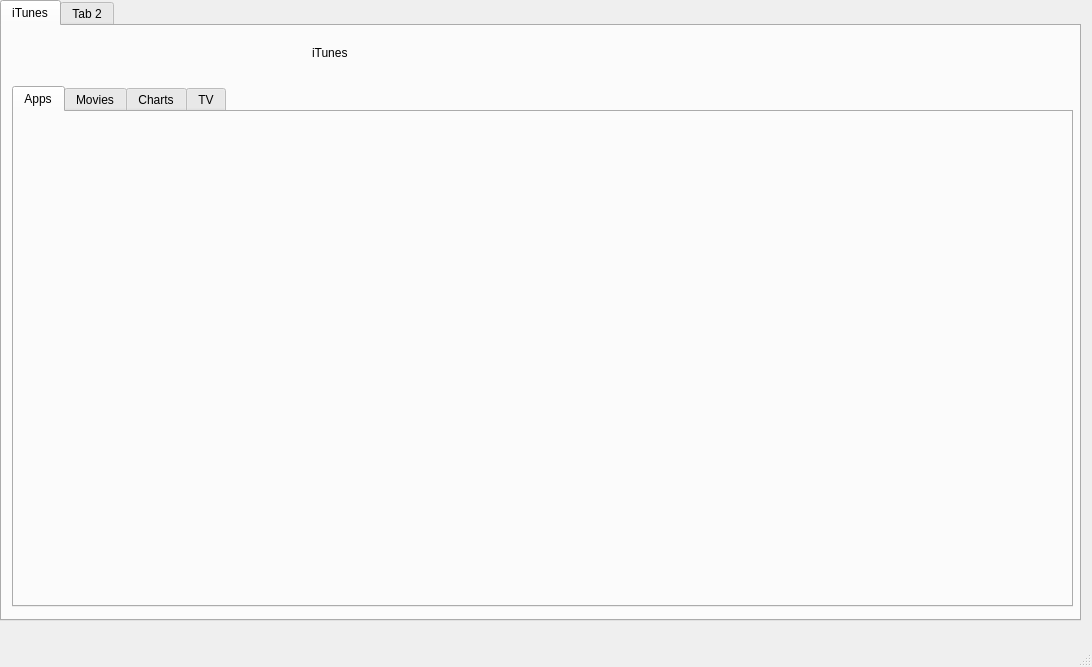
This is MoboScrap.ui in stoic1979/MoboScrap as Qt 5 draws it before an edit. The edited form follows.
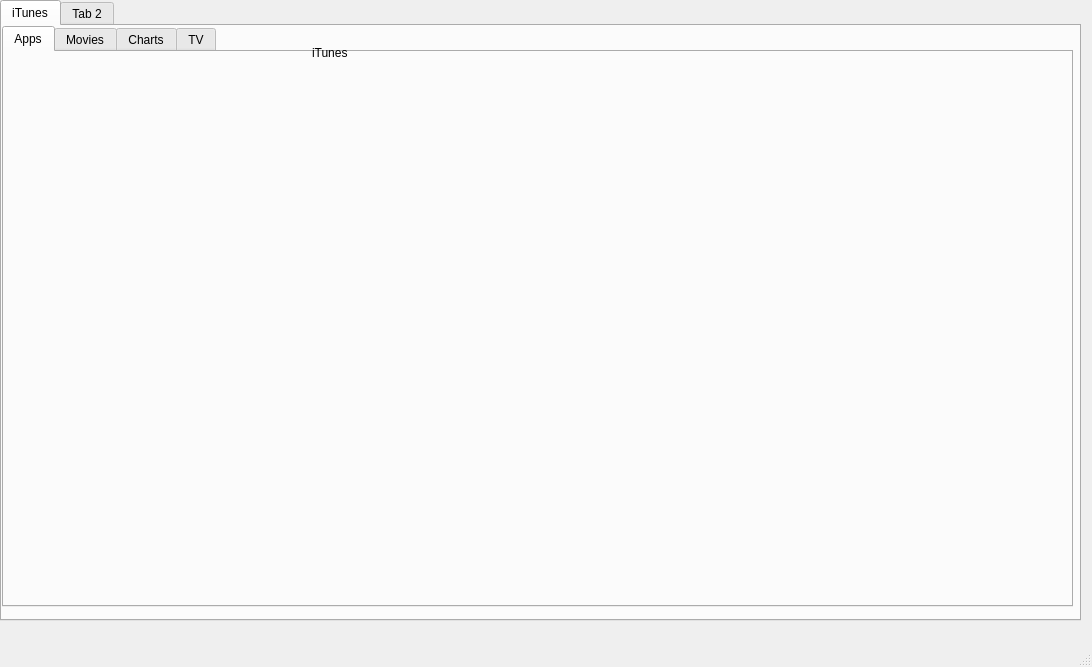
This is the edited form. The open tabs and pages were chosen to show the change.

What changed in the file:
```diff
--- a/MoboScrap.ui
+++ b/MoboScrap.ui
@@ -30,10 +30,10 @@
      <widget class="QTabWidget" name="tabWidget_2">
       <property name="geometry">
        <rect>
-        <x>10</x>
-        <y>60</y>
-        <width>1061</width>
-        <height>521</height>
+        <x>0</x>
+        <y>0</y>
+        <width>1071</width>
+        <height>581</height>
        </rect>
       </property>
       <property name="currentIndex">
```
Left out of the diff: 2 changed lines with no effect on the pictures.
